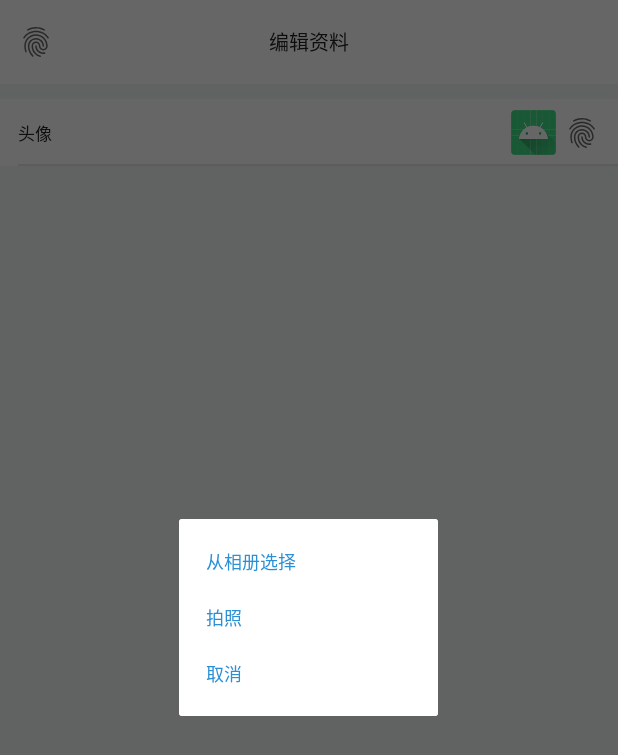
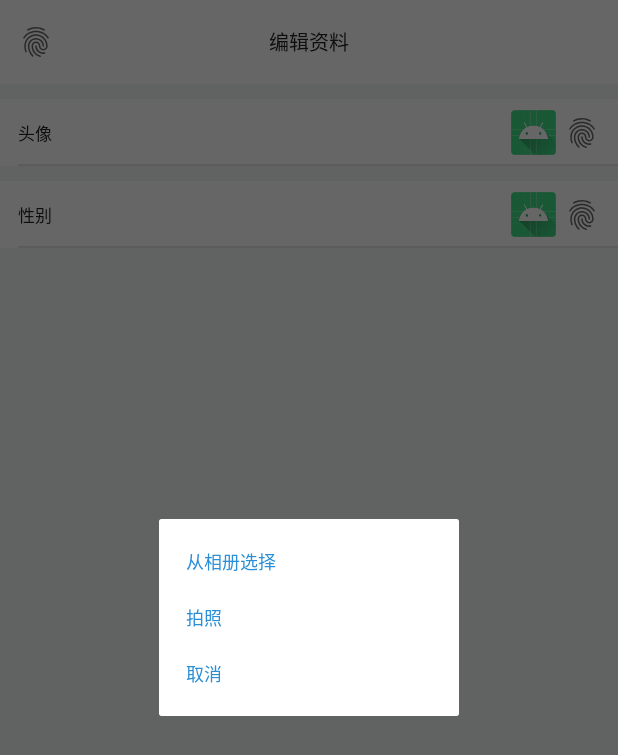
Before and after one commit to sxczst/NewsArticle, an Android app: the UpdateUserInfoActivity screen opened directly, with no data from a screen before it, after a tap on "头像", on a phone screen of 412 x 824 dp. Shown: the top 755 px of the screen. Run offline under Robolectric (Android 15) with nearby library versions, the phone set to English and light mode, and no system bars; our stand-ins replace EventBus; libraries missing offline, so code that uses them is left out: com.luck.picture; network calls fail.

Commit message:
接入照片选择框架 PictureSelector 接入日期选择框架 Android-PickerView

```diff
--- a/app/build.gradle
+++ b/app/build.gradle
@@ -63,4 +63,10 @@ dependencies {
     // 图片加载框架
     implementation 'com.github.bumptech.glide:glide:4.9.0'
     annotationProcessor 'com.github.bumptech.glide:compiler:4.9.0'
+
+    // 照片选择框架
+    implementation 'com.github.LuckSiege.PictureSelector:picture_library:v2.6.0'
+
+    // 日期选择
+    implementation 'com.contrarywind:Android-PickerView:4.1.9'
 }
--- a/app/src/main/AndroidManifest.xml
+++ b/app/src/main/AndroidManifest.xml
@@ -3,6 +3,9 @@
     package="org.sxczst.toutiao.news">
 
     <uses-permission android:name="android.permission.INTERNET" />
+    <uses-permission android:name="android.permission.READ_EXTERNAL_STORAGE" />
+    <uses-permission android:name="android.permission.WRITE_EXTERNAL_STORAGE" />
+    <uses-permission android:name="android.permission.CAMERA" />
 
     <application
         android:name=".base.BaseApp"
--- a/app/src/main/res/drawable/bg_dialog_text.xml
+++ b/app/src/main/res/drawable/bg_dialog_text.xml
@@ -1,5 +1,5 @@
 <?xml version="1.0" encoding="utf-8"?>
 <selector xmlns:android="http://schemas.android.com/apk/res/android">
     <item android:drawable="@color/c_20000000" android:state_pressed="true" />
-    <item android:drawable="@color/c_bdbdbd" />
+    <item android:drawable="@color/c_ffffff" />
 </selector>
--- a/app/src/main/res/layout/activity_update_user_info.xml
+++ b/app/src/main/res/layout/activity_update_user_info.xml
@@ -40,4 +40,13 @@
         app:layout_constraintTop_toBottomOf="@id/tb_title"
         app:user_image_show="true"
         app:user_left_title="头像" />
+
+    <org.sxczst.toutiao.news.view.UserItemView
+        android:id="@+id/uiv_gender"
+        android:layout_width="match_parent"
+        android:layout_height="wrap_content"
+        android:layout_marginTop="@dimen/d10"
+        app:layout_constraintTop_toBottomOf="@id/uiv_avatar"
+        app:user_image_show="true"
+        app:user_left_title="性别" />
 </androidx.constraintlayout.widget.ConstraintLayout>
--- a/app/src/main/res/layout/dialog_photo.xml
+++ b/app/src/main/res/layout/dialog_photo.xml
@@ -5,15 +5,16 @@
     android:layout_width="match_parent"
     android:layout_height="wrap_content"
     android:background="@color/c_ffffff"
-    android:minWidth="173dp"
+    android:minWidth="200dp"
+    android:minHeight="130dp"
     tools:context="org.sxczst.toutiao.news.view.PhotoDialog">
 
     <TextView
         android:id="@+id/tv_select_from_album"
-        android:layout_width="wrap_content"
+        android:layout_width="match_parent"
         android:layout_height="wrap_content"
-        android:layout_marginStart="@dimen/d18"
-        android:layout_marginTop="@dimen/d19"
+        android:paddingStart="@dimen/d18"
+        android:paddingTop="@dimen/d19"
         android:text="@string/select_from_album"
         android:textColor="@color/c_2a8fd6"
         android:textSize="@dimen/s12"
@@ -22,9 +23,10 @@
 
     <TextView
         android:id="@+id/tv_photograph"
-        android:layout_width="wrap_content"
+        android:layout_width="match_parent"
         android:layout_height="wrap_content"
-        android:layout_marginTop="@dimen/d19"
+        android:paddingStart="@dimen/d18"
+        android:paddingTop="@dimen/d19"
         android:text="@string/photo_dialog_photograph"
         android:textColor="@color/c_2a8fd6"
         android:textSize="@dimen/s12"
@@ -33,10 +35,11 @@
 
     <TextView
         android:id="@+id/tv_cancel"
-        android:layout_width="wrap_content"
+        android:layout_width="match_parent"
         android:layout_height="wrap_content"
-        android:layout_marginTop="@dimen/d19"
         android:layout_marginBottom="@dimen/d19"
+        android:paddingStart="@dimen/d18"
+        android:paddingTop="@dimen/d19"
         android:text="@string/photo_dialog_cancel"
         android:textColor="@color/c_2a8fd6"
         android:textSize="@dimen/s12"
--- a/build.gradle
+++ b/build.gradle
@@ -20,6 +20,7 @@ allprojects {
             url 'https://maven.aliyun.com/repository/public/'
         }
         maven { url "https://oss.jfrog.org/libs-snapshot" }
+        maven { url 'https://jitpack.io' }
         google()
         jcenter()
     }
```
Also changed, not shown: app/src/main/java/org/sxczst/toutiao/news/ui/main/act/UpdateUserInfoActivity.kt (+53 -7 lines), app/src/main/res/layout/dialog_gender.xml (+12 -5 lines).
